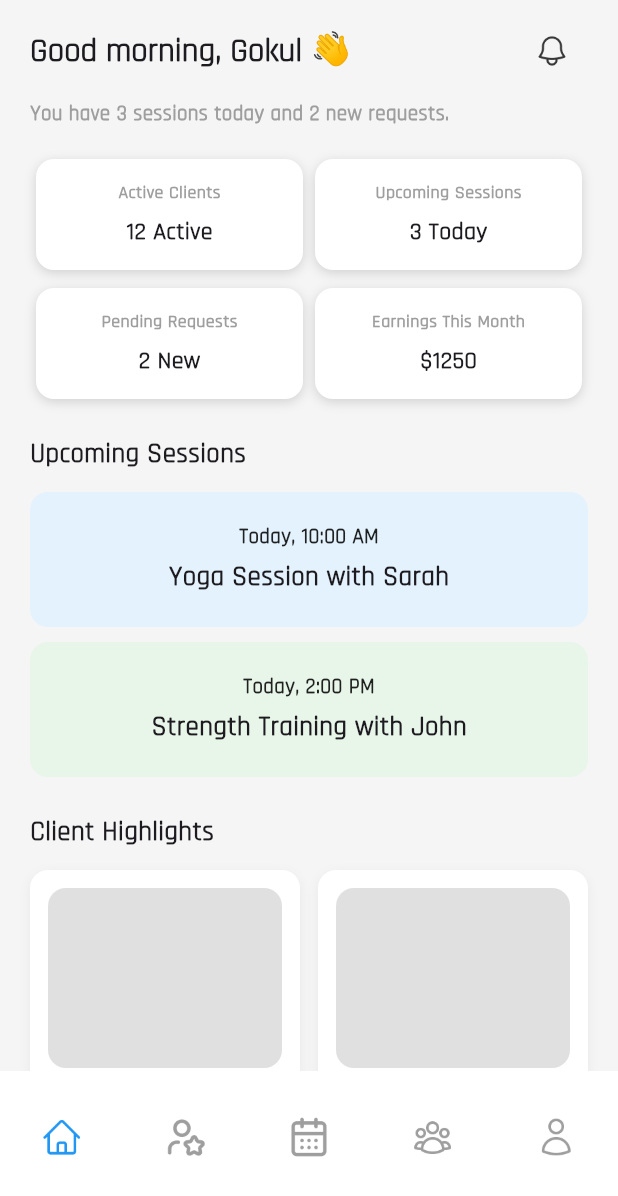
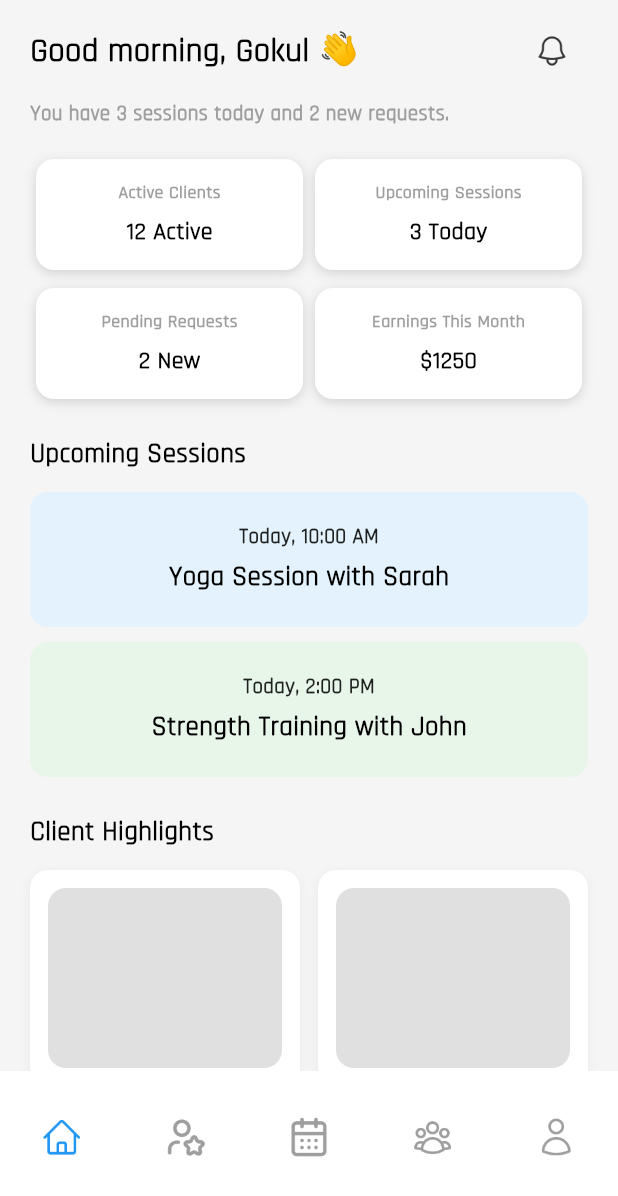
Before and after one commit to Dev-Ninjas-Backup/gokul_ramk, a Flutter app: the NavBarScreen screen opened by its route, on a phone screen of 412 x 824 dp. Shown: the top 1196 px of the screen. Run offline on Flutter 3.47's test engine with Material 3 defaults, Android fonts, the phone set to English and light mode, and no system bars; our stand-ins replace carousel_slider, flutter_calendar_carousel, flutter_easyloading, flutter_screenutil, get, google_fonts and 2 more; missing offline and left inert: country_state_city_pro; accounts and stored records are empty.

Commit message:
screen fixed with globat text, const removed, widgets public, navigation fixed

```diff
--- a/lib/features/trainer/home/home_screen/screen/home_screen.dart
+++ b/lib/features/trainer/home/home_screen/screen/home_screen.dart
@@ -2,7 +2,11 @@ import 'package:flutter/material.dart';
 import 'package:get/get.dart';
 import 'package:gokul_ramk/features/trainer/program/screen/create_program.dart';
 
+import '../../../../../core/common/styles/global_text_style.dart';
 import '../../../../../core/utils/constants/icon_path.dart';
+import '../widgets/client_card.dart';
+import '../widgets/session_card.dart';
+import '../widgets/stat_card.dart';
 
 class HomeScreen extends StatelessWidget {
   const HomeScreen({super.key});
@@ -11,7 +15,7 @@ class HomeScreen extends StatelessWidget {
   Widget build(BuildContext context) {
     return SafeArea(
       child: SingleChildScrollView(
-        padding: const EdgeInsets.symmetric(horizontal: 20, vertical: 10),
+        padding: EdgeInsets.symmetric(horizontal: 20, vertical: 10),
         child: Column(
           crossAxisAlignment: CrossAxisAlignment.start,
           children: [
@@ -19,16 +23,15 @@ class HomeScreen extends StatelessWidget {
             Row(
               mainAxisAlignment: MainAxisAlignment.spaceBetween,
               children: [
-                const Text(
+                Text(
                   "Good morning, Gokul 👋",
-                  style: TextStyle(
-                    fontFamily: 'Rajdhani',
+                  style: getTextStyle(
                     fontSize: 22,
-                    fontWeight: FontWeight.bold, // Bold (700)
-                    height: 1.0, // line-height: 100%
-                    letterSpacing: 0.0, // no extra spacing
+                    fontWeight: FontWeight.bold,
+                    color: Colors.black,
                   ),
                 ),
+
                 IconButton(
                   icon: Image.asset(
                     IconPath.notificationIcon,
@@ -39,73 +42,76 @@ class HomeScreen extends StatelessWidget {
                 ),
               ],
             ),
-            const SizedBox(height: 8),
-            const Text(
+            SizedBox(height: 8),
+            Text(
               "You have 3 sessions today and 2 new requests.",
-              style: TextStyle(color: Colors.grey, fontWeight: FontWeight.bold),
+              style: getTextStyle(
+                color: Colors.grey,
+                fontWeight: FontWeight.bold,
+              ),
             ),
 
-            const SizedBox(height: 20),
+            SizedBox(height: 20),
 
             // Stats
             Row(
               mainAxisAlignment: MainAxisAlignment.spaceBetween,
               children: [
-                _statCard("Active Clients", "12 Active"),
-                _statCard("Upcoming Sessions", "3 Today"),
+                statCard("Active Clients", "12 Active"),
+                statCard("Upcoming Sessions", "3 Today"),
               ],
             ),
-            const SizedBox(height: 12),
+            SizedBox(height: 12),
             Row(
               mainAxisAlignment: MainAxisAlignment.spaceBetween,
               children: [
-                _statCard("Pending Requests", "2 New"),
-                _statCard("Earnings This Month", "\$1250"),
+                statCard("Pending Requests", "2 New"),
+                statCard("Earnings This Month", "\$1250"),
               ],
             ),
 
-            const SizedBox(height: 24),
+            SizedBox(height: 24),
 
             // Sessions
-            const Text(
+            Text(
               "Upcoming Sessions",
-              style: TextStyle(fontSize: 18, fontWeight: FontWeight.bold),
+              style: getTextStyle(fontSize: 18, fontWeight: FontWeight.bold),
             ),
-            const SizedBox(height: 12),
-            _sessionCard(
+            SizedBox(height: 12),
+            sessionCard(
               "Today, 10:00 AM",
               "Yoga Session with Sarah",
               Colors.blue[50]!,
             ),
-            const SizedBox(height: 10),
-            _sessionCard(
+            SizedBox(height: 10),
+            sessionCard(
               "Today, 2:00 PM",
               "Strength Training with John",
               Colors.green[50]!,
             ),
 
-            const SizedBox(height: 24),
+            SizedBox(height: 24),
 
             // Clients
-            const Text(
+            Text(
               "Client Highlights",
-              style: TextStyle(fontSize: 18, fontWeight: FontWeight.bold),
+              style: getTextStyle(fontSize: 18, fontWeight: FontWeight.bold),
             ),
-            const SizedBox(height: 12),
+            SizedBox(height: 12),
             Row(
               children: [
-                Expanded(child: _clientCard("Alex Carter")),
-                const SizedBox(width: 12),
-                Expanded(child: _clientCard("Alex Carter")),
+                Expanded(child: clientCard("Alex Carter")),
+                SizedBox(width: 12),
+                Expanded(child: clientCard("Alex Carter")),
               ],
             ),
 
-            const SizedBox(height: 24),
+            SizedBox(height: 24),
 
             // Create Program
             Container(
               width: double.infinity,
-              padding: const EdgeInsets.all(16),
+              padding: EdgeInsets.all(16),
               decoration: BoxDecoration(
                 color: Colors.green[50],
                 borderRadius: BorderRadius.circular(16),
@@ -113,22 +119,25 @@ class HomeScreen extends StatelessWidget {
               child: Column(
                 crossAxisAlignment: CrossAxisAlignment.center,
                 children: [
-                  const Text(
+                  Text(
                     "Create Program",
-                    style: TextStyle(fontSize: 18, fontWeight: FontWeight.bold),
+                    style: getTextStyle(
+                      fontSize: 18,
+                      fontWeight: FontWeight.bold,
+                    ),
                   ),
-                  const SizedBox(height: 6),
-                  const Text(
+                  SizedBox(height: 6),
+                  Text(
                     "Design a structured training plan tailored for your clients.",
 
-                    style: TextStyle(fontWeight: FontWeight.bold),
+                    style: getTextStyle(fontWeight: FontWeight.bold),
                   ),
-                  const SizedBox(height: 12),
+                  SizedBox(height: 12),
                   ElevatedButton(
                     onPressed: () {
                       Get.to(CreateProgramScreen());
                     },
-                    child: const Text("Start Now"),
+                    child: Text("Start Now"),
                   ),
                 ],
               ),
@@ -138,117 +147,4 @@ class HomeScreen extends StatelessWidget {
       ),
     );
   }
-
-  // --- Widgets ---
-  Widget _statCard(String title, String value) {
-    return Expanded(
-      child: Container(
-        margin: const EdgeInsets.symmetric(horizontal: 4),
-        padding: const EdgeInsets.all(14),
-        decoration: BoxDecoration(
-          color: Colors.white,
-          borderRadius: BorderRadius.circular(12),
-          boxShadow: [
-            BoxShadow(
-              // ignore: deprecated_member_use
-              color: Colors.black.withOpacity(0.15),
-              blurRadius: 6,
-              offset: const Offset(0, 2),
-            ),
-          ],
-        ),
-        child: Column(
-          crossAxisAlignment: CrossAxisAlignment.center,
-          children: [
-            Text(
-              title,
-              style: const TextStyle(
-                color: Colors.grey,
-                fontSize: 12,
-                fontWeight: FontWeight.bold,
-              ),
-            ),
-            const SizedBox(height: 6),
-            Text(
-              value,
-              style: const TextStyle(fontSize: 16, fontWeight: FontWeight.bold),
-            ),
-          ],
-        ),
-      ),
-    );
-  }
-
-  Widget _sessionCard(String time, String title, Color bgColor) {
-    return Container(
-      width: double.infinity,
-      padding: const EdgeInsets.all(20),
-      decoration: BoxDecoration(
-        color: bgColor,
-        borderRadius: BorderRadius.circular(12),
-      ),
-      child: Column(
-        crossAxisAlignment: CrossAxisAlignment.center,
-        children: [
-          Text(
-            time,
-            style: const TextStyle(
-              color: Colors.black87,
-              fontSize: 14,
-              fontWeight: FontWeight.bold,
-            ),
-          ),
-          const SizedBox(height: 4),
-          Text(
-            title,
-            style: const TextStyle(fontSize: 18, fontWeight: FontWeight.w600),
-          ),
-        ],
-      ),
-    );
-  }
-
-  Widget _clientCard(String name) {
-    return Container(
-      padding: const EdgeInsets.all(12),
-      decoration: BoxDecoration(
-        color: Colors.white,
-        borderRadius: BorderRadius.circular(12),
-        boxShadow: [
-          BoxShadow(
-            // ignore: deprecated_member_use
-            color: Colors.black.withOpacity(0.05),
-            blurRadius: 6,
-            offset: const Offset(0, 2),
-          ),
-        ],
-      ),
-      child: Column(
-        crossAxisAlignment: CrossAxisAlignment.start,
-        children: [
-          // Placeholder for image
-          Container(
-            height: 120,
-            decoration: BoxDecoration(
-              color: Colors.grey[300],
-              borderRadius: BorderRadius.circular(12),
-            ),
-          ),
-          const SizedBox(height: 8),
-          Text(
-            name,
-            style: const TextStyle(fontSize: 16, fontWeight: FontWeight.bold),
-          ),
-          const Text(
-            "Done 25kg this month",
-            style: TextStyle(
-              color: Colors.grey,
-              fontSize: 12,
-              fontWeight: FontWeight.bold,
-            ),
-          ),
-        ],
-      ),
-    );
-  }
 }
--- /dev/null
+++ b/lib/features/trainer/home/home_screen/widgets/client_card.dart
@@ -0,0 +1,47 @@
+import 'package:flutter/material.dart';
+
+import '../../../../../core/common/styles/global_text_style.dart';
+
+Widget clientCard(String name) {
+  return Container(
+    padding: EdgeInsets.all(12),
+    decoration: BoxDecoration(
+      color: Colors.white,
+      borderRadius: BorderRadius.circular(12),
+      boxShadow: [
+        BoxShadow(
+          // ignore: deprecated_member_use
+          color: Colors.black.withOpacity(0.05),
+          blurRadius: 6,
+          offset: Offset(0, 2),
+        ),
+      ],
+    ),
+    child: Column(
+      crossAxisAlignment: CrossAxisAlignment.start,
+      children: [
+        // Placeholder for image
+        Container(
+          height: 120,
+          decoration: BoxDecoration(
+            color: Colors.grey[300],
+            borderRadius: BorderRadius.circular(12),
+          ),
+        ),
+        SizedBox(height: 8),
+        Text(
+          name,
+          style: getTextStyle(fontSize: 16, fontWeight: FontWeight.bold),
+        ),
+        Text(
+          "Done 25kg this month",
+          style: getTextStyle(
+            color: Colors.grey,
+            fontSize: 12,
+            fontWeight: FontWeight.bold,
+          ),
+        ),
+      ],
+    ),
+  );
+}
--- /dev/null
+++ b/lib/features/trainer/home/home_screen/widgets/session_card.dart
@@ -0,0 +1,32 @@
+import 'package:flutter/material.dart';
+
+import '../../../../../core/common/styles/global_text_style.dart';
+
+Widget sessionCard(String time, String title, Color bgColor) {
+  return Container(
+    width: double.infinity,
+    padding: EdgeInsets.all(20),
+    decoration: BoxDecoration(
+      color: bgColor,
+      borderRadius: BorderRadius.circular(12),
+    ),
+    child: Column(
+      crossAxisAlignment: CrossAxisAlignment.center,
+      children: [
+        Text(
+          time,
+          style: getTextStyle(
+            color: Colors.black87,
+            fontSize: 14,
+            fontWeight: FontWeight.bold,
+          ),
+        ),
+        SizedBox(height: 4),
+        Text(
+          title,
+          style: getTextStyle(fontSize: 18, fontWeight: FontWeight.w600),
+        ),
+      ],
+    ),
+  );
+}
--- /dev/null
+++ b/lib/features/trainer/home/home_screen/widgets/stat_card.dart
@@ -0,0 +1,42 @@
+import 'package:flutter/material.dart';
+
+import '../../../../../core/common/styles/global_text_style.dart';
+
+Widget statCard(String title, String value) {
+  return Expanded(
+    child: Container(
+      margin: EdgeInsets.symmetric(horizontal: 4),
+      padding: EdgeInsets.all(14),
+      decoration: BoxDecoration(
+        color: Colors.white,
+        borderRadius: BorderRadius.circular(12),
+        boxShadow: [
+          BoxShadow(
+            // ignore: deprecated_member_use
+            color: Colors.black.withOpacity(0.15),
+            blurRadius: 6,
+            offset: Offset(0, 2),
+          ),
+        ],
+      ),
+      child: Column(
+        crossAxisAlignment: CrossAxisAlignment.center,
+        children: [
+          Text(
+            title,
+            style: getTextStyle(
+              color: Colors.grey,
+              fontSize: 12,
+              fontWeight: FontWeight.bold,
+            ),
+          ),
+          SizedBox(height: 6),
+          Text(
+            value,
+            style: getTextStyle(fontSize: 16, fontWeight: FontWeight.bold),
+          ),
+        ],
+      ),
+    ),
+  );
+}
--- a/lib/features/trainer/program/screen/create_program.dart
+++ b/lib/features/trainer/program/screen/create_program.dart
@@ -14,7 +14,7 @@ class CreateProgramScreen extends StatelessWidget {
         automaticallyImplyLeading: false,
         backgroundColor: Colors.white,
         elevation: 0,
-        title: const Text(
+        title: Text(
           "New Program",
           style: TextStyle(
             fontSize: 18,
@@ -27,7 +27,7 @@ class CreateProgramScreen extends StatelessWidget {
             onPressed: () {
               Get.back();
             },
-            child: const Text(
+            child: Text(
               "Cancel",
               style: TextStyle(
                 color: Colors.green,
@@ -39,16 +39,16 @@ class CreateProgramScreen extends StatelessWidget {
       ),
 
       body: SingleChildScrollView(
-        padding: const EdgeInsets.symmetric(horizontal: 20, vertical: 10),
+        padding: EdgeInsets.symmetric(horizontal: 20, vertical: 10),
         child: Column(
           crossAxisAlignment: CrossAxisAlignment.start,
           children: [
             // ✅ Thumbnail
-            const Text(
+            Text(
               "Thumbnail",
               style: TextStyle(fontSize: 16, fontWeight: FontWeight.bold),
             ),
-            const SizedBox(height: 8),
+            SizedBox(height: 8),
             GestureDetector(
               onTap: () {},
               child: Container(
@@ -61,7 +61,7 @@ class CreateProgramScreen extends StatelessWidget {
                 ),
                 child: Column(
                   mainAxisAlignment: MainAxisAlignment.center,
-                  children: const [
+                  children: [
                     Icon(Icons.image, size: 40, color: Colors.grey),
                     SizedBox(height: 6),
                     Text(
@@ -73,16 +73,16 @@ class CreateProgramScreen extends StatelessWidget {
               ),
             ),
 
-            const SizedBox(height: 20),
+            SizedBox(height: 20),
 
             // ✅ Program Info
-            const Text(
+            Text(
               "Program Info",
               style: TextStyle(fontSize: 16, fontWeight: FontWeight.bold),
             ),
-            const SizedBox(height: 12),
-            const SizedBox(height: 20),
-            const Text(
+            SizedBox(height: 12),
+            SizedBox(height: 20),
+            Text(
               "Program Name",
               style: TextStyle(fontSize: 12, fontWeight: FontWeight.bold),
             ),
@@ -91,9 +91,9 @@ class CreateProgramScreen extends StatelessWidget {
             // Program Name
             _buildTextField("Add program name"),
 
-            const SizedBox(height: 12),
-            const SizedBox(height: 20),
-            const Text(
+            SizedBox(height: 12),
+            SizedBox(height: 20),
+            Text(
               "Duration",
               style: TextStyle(fontSize: 12, fontWeight: FontWeight.bold),
             ),
@@ -105,9 +105,9 @@ class CreateProgramScreen extends StatelessWidget {
               suffixIcon: Icons.calendar_today,
             ),
 
-            const SizedBox(height: 12),
-            const SizedBox(height: 20),
-            const Text(
+            SizedBox(height: 12),
+            SizedBox(height: 20),
+            Text(
               "Category",
               style: TextStyle(fontSize: 12, fontWeight: FontWeight.bold),
             ),
@@ -116,9 +116,9 @@ class CreateProgramScreen extends StatelessWidget {
             // Category
             _buildTextField("Add program category"),
 
-            const SizedBox(height: 12),
-            const SizedBox(height: 20),
-            const Text(
+            SizedBox(height: 12),
+            SizedBox(height: 20),
+            Text(
               "Description",
               style: TextStyle(fontSize: 12, fontWeight: FontWeight.bold),
             ),
@@ -130,14 +130,14 @@ class CreateProgramScreen extends StatelessWidget {
               maxLines: 3,
             ),
 
-            const SizedBox(height: 30),
+            SizedBox(height: 30),
 
             // ✅ Continue Button
             SizedBox(
               width: double.infinity,
               child: ElevatedButton(
                 onPressed: () {},
-                child: const Text(
+                child: Text(
                   "Continue",
                   style: TextStyle(fontSize: 16, fontWeight: FontWeight.bold),
                 ),
@@ -161,10 +161,7 @@ class CreateProgramScreen extends StatelessWidget {
         hintText: hint,
         filled: true,
         fillColor: Colors.grey[100],
-        contentPadding: const EdgeInsets.symmetric(
-          horizontal: 16,
-          vertical: 14,
-        ),
+        contentPadding: EdgeInsets.symmetric(horizontal: 16, vertical: 14),
         border: OutlineInputBorder(
           borderRadius: BorderRadius.circular(12),
           borderSide: BorderSide(color: Colors.grey[300]!),
@@ -175,7 +172,7 @@ class CreateProgramScreen extends StatelessWidget {
         ),
         focusedBorder: OutlineInputBorder(
           borderRadius: BorderRadius.circular(12),
-          borderSide: const BorderSide(color: Colors.green, width: 1.5),
+          borderSide: BorderSide(color: Colors.green, width: 1.5),
         ),
         suffixIcon: suffixIcon != null
             ? Icon(suffixIcon, color: Colors.grey)
```
